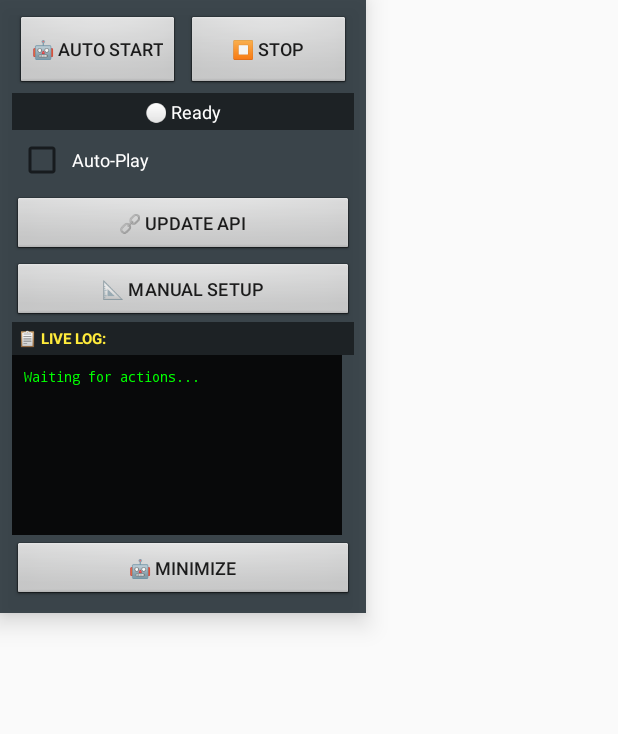
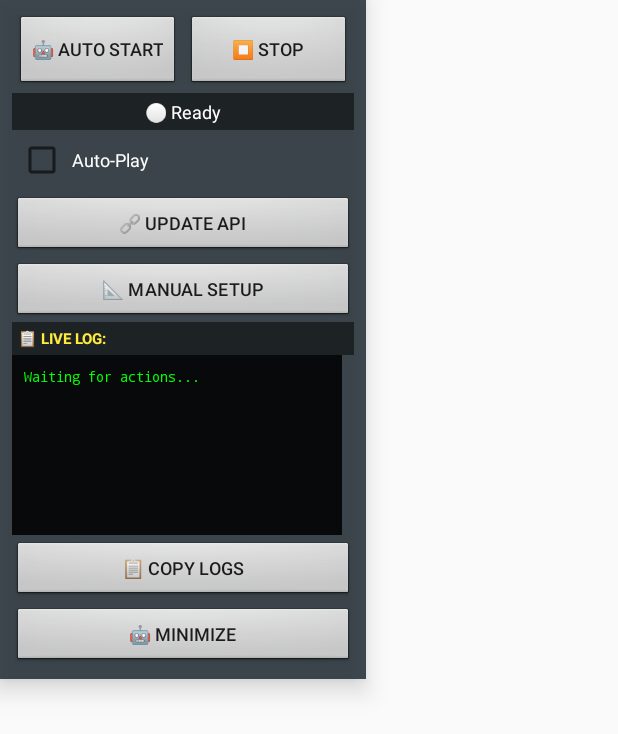
Before and after one commit to ashish66212/Faluda, an Android app: the layout overlay_compact.xml on its own in the app's theme, with its tools: preview values and no code run, on a phone screen of 412 x 824 dp. Shown: the top 734 px of the screen. Run offline under Robolectric (Android 15) with nearby library versions, the phone set to English and light mode, and no system bars.

Commit message:
Update ChessChatApp/ChessChatApp/app/src/main/res/layout/overlay_compact.xml - Fix manual board setup and add copy logs

```diff
--- a/ChessChatApp/ChessChatApp/app/src/main/res/layout/overlay_compact.xml
+++ b/ChessChatApp/ChessChatApp/app/src/main/res/layout/overlay_compact.xml
@@ -115,6 +115,16 @@
             android:padding="4dp" />
     </ScrollView>
 
+    <!-- Copy Logs Button -->
+    <Button
+        android:id="@+id/copyLogsButton"
+        android:layout_width="match_parent"
+        android:layout_height="40dp"
+        android:text="📋 Copy Logs"
+        android:textSize="12sp"
+        android:layout_marginTop="4dp"
+        android:background="@android:drawable/btn_default" />
+
     <!-- Minimize Button -->
     <Button
         android:id="@+id/minimizeButton"
```
